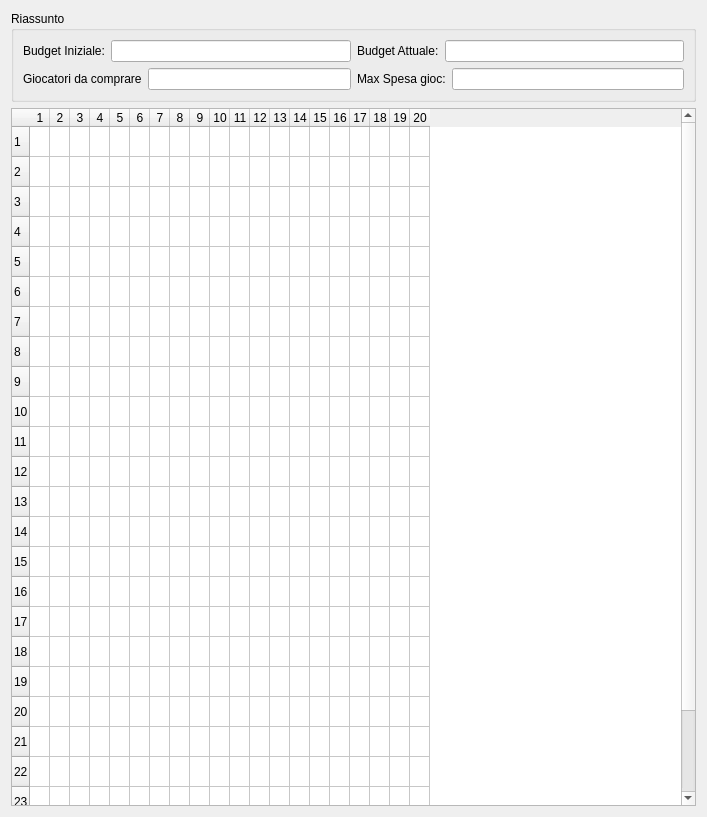
First picture: the form in qteamwidget.ui, repository Myzhar/Fantacalcio, before the edit.
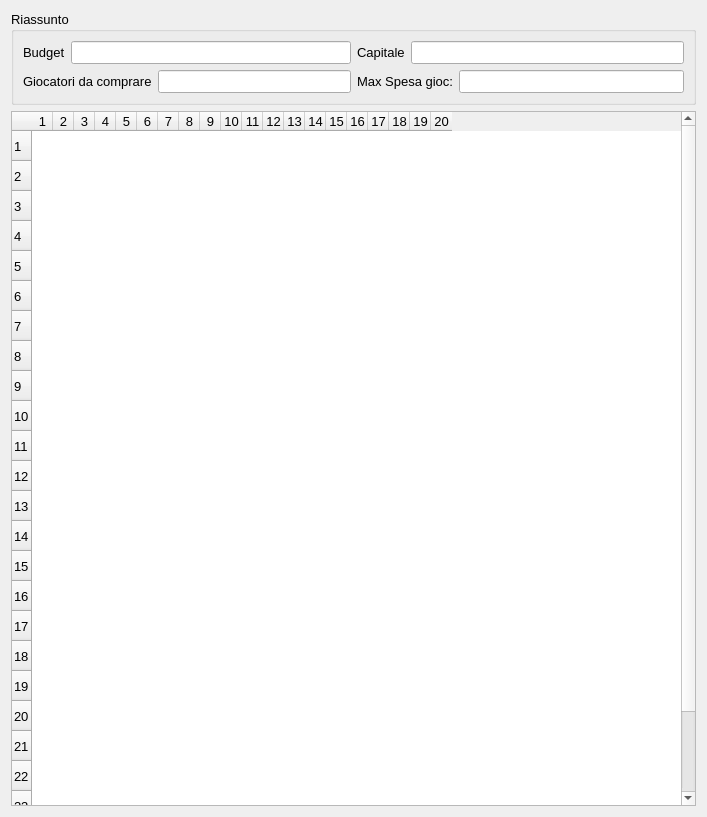
Second picture: the form after the edit.

What changed in the file:
```diff
--- a/qteamwidget.ui
+++ b/qteamwidget.ui
@@ -10,12 +10,23 @@
     <height>817</height>
    </rect>
   </property>
+  <property name="font">
+   <font>
+    <pointsize>10</pointsize>
+   </font>
+  </property>
   <property name="windowTitle">
    <string>Form</string>
   </property>
   <layout class="QGridLayout" name="gridLayout">
    <item row="1" column="0">
     <widget class="QTableWidget" name="tableWidget">
+     <property name="editTriggers">
+      <set>QAbstractItemView::NoEditTriggers</set>
+     </property>
+     <property name="gridStyle">
+      <enum>Qt::NoPen</enum>
+     </property>
      <property name="rowCount">
       <number>25</number>
      </property>
@@ -80,10 +91,43 @@
        <height>60</height>
       </size>
      </property>
+     <property name="font">
+      <font>
+       <pointsize>10</pointsize>
+      </font>
+     </property>
      <property name="title">
       <string>Riassunto</string>
      </property>
      <layout class="QGridLayout" name="gridLayout_2">
+      <item row="0" column="0">
+       <layout class="QHBoxLayout" name="horizontalLayout">
+        <item>
+         <widget class="QLabel" name="label">
+          <property name="text">
+           <string>Budget</string>
+          </property>
+         </widget>
+        </item>
+        <item>
+         <widget class="QLineEdit" name="lineEdit_budge_iniz"/>
+        </item>
+       </layout>
+      </item>
+      <item row="0" column="1">
+       <layout class="QHBoxLayout" name="horizontalLayout_2">
+        <item>
+         <widget class="QLabel" name="label_4">
+          <property name="text">
+           <string>Capitale</string>
+          </property>
+         </widget>
+        </item>
+        <item>
+         <widget class="QLineEdit" name="lineEdit_budge_capitale"/>
+        </item>
+       </layout>
+      </item>
       <item row="1" column="0">
        <layout class="QHBoxLayout" name="horizontalLayout_3">
         <item>
@@ -98,20 +142,6 @@
         </item>
        </layout>
       </item>
-      <item row="0" column="1">
-       <layout class="QHBoxLayout" name="horizontalLayout_2">
-        <item>
-         <widget class="QLabel" name="label_1">
-          <property name="text">
-           <string>Budget Attuale:</string>
-          </property>
-         </widget>
-        </item>
-        <item>
-         <widget class="QLineEdit" name="lineEdit_budget_att"/>
-        </item>
-       </layout>
-      </item>
       <item row="1" column="1">
        <layout class="QHBoxLayout" name="horizontalLayout_4">
         <item>
@@ -126,20 +156,6 @@
         </item>
        </layout>
       </item>
-      <item row="0" column="0">
-       <layout class="QHBoxLayout" name="horizontalLayout">
-        <item>
-         <widget class="QLabel" name="label">
-          <property name="text">
-           <string>Budget Iniziale:</string>
-          </property>
-         </widget>
-        </item>
-        <item>
-         <widget class="QLineEdit" name="lineEdit_budge_iniz"/>
-        </item>
-       </layout>
-      </item>
      </layout>
     </widget>
    </item>
```
